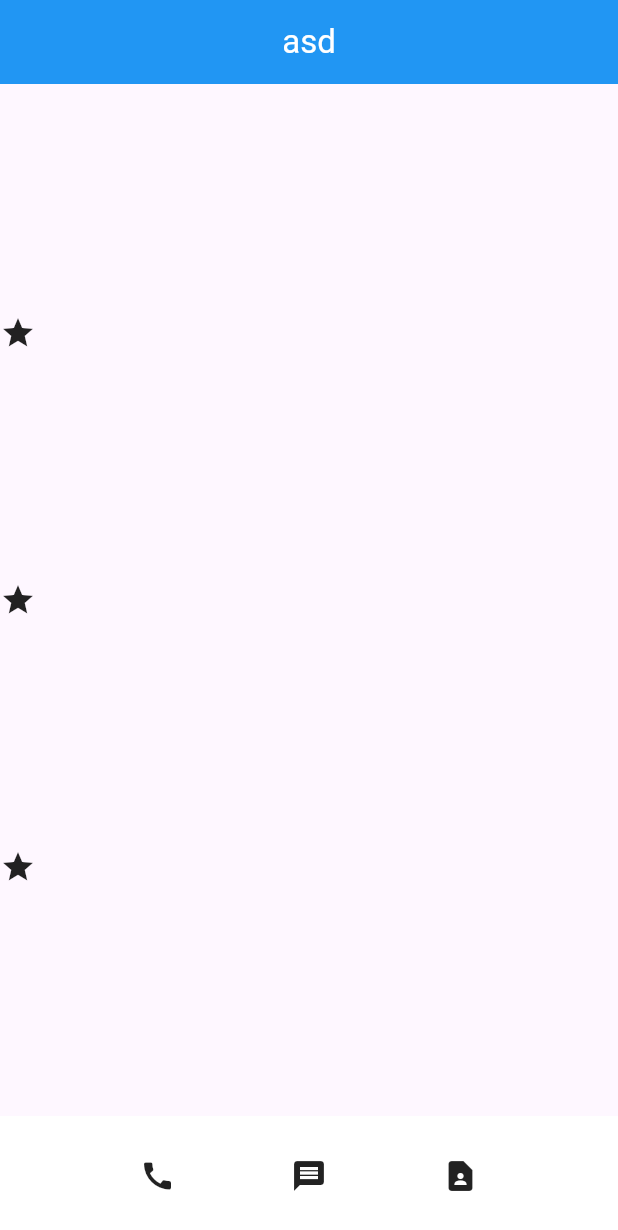
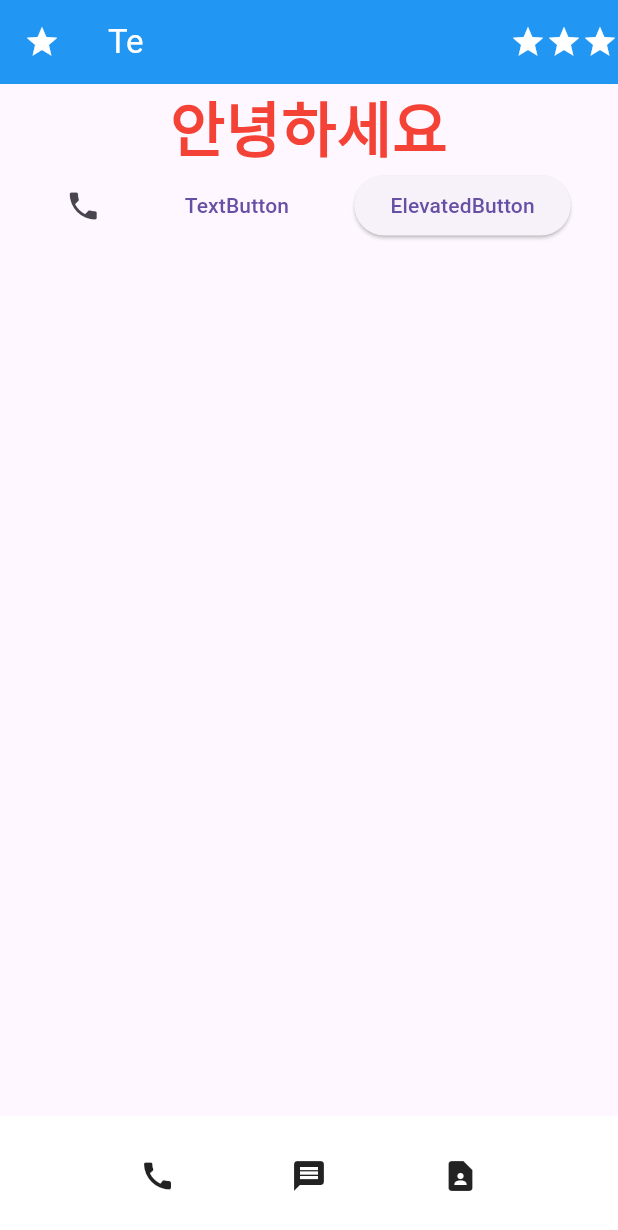
Before and after one commit to cf9874/flutter_contact_app, a Flutter app: the screen it shows after launch, on a phone screen of 412 x 824 dp. Shown: the top 1230 px of the screen. Run offline on Flutter 3.47's test engine with Material 3 defaults, Android fonts, the phone set to English and light mode, and no system bars.

Commit message:
simple layout

```diff
--- a/lib/main.dart
+++ b/lib/main.dart
@@ -12,28 +12,53 @@ class MyApp extends StatelessWidget {
     return MaterialApp(
       home:Scaffold(
         appBar: AppBar(
-          centerTitle: true,
-          title: Text('asd',
+          actions: [
+            Icon(Icons.star,color: Colors.white,),
+            Icon(Icons.star,color: Colors.white,),
+            Icon(Icons.star,color: Colors.white,),
+          ],
+          leading: Icon(Icons.star,color: Colors.white,),
+          // centerTitle: true,
+          title: Text('Te',
          style: TextStyle(
            color: Colors.white
          ),),
             backgroundColor: Colors.blue,
         ),
-        body: Column(
-          children: const
-          [Icon(Icons.star),
-            Icon(Icons.star),
-            Icon(Icons.star),
+        body:Center(
+          child: Column(
+
+            children: [
+              SizedBox(
+                child: Text('안녕하세요',style: TextStyle(
+                    color: Colors.red,
+                    fontSize: 40,
+                    fontWeight: FontWeight.w700
+                ),),
+              ),
+             Row(
+               children: [
+                 IconButton(onPressed: ()=>(), icon: Icon(Icons.phone)
+                 ),
+                 TextButton(child:Text('TextButton'),onPressed: ()=>(),
+                 ),
+                 ElevatedButton(child: Text('ElevatedButton'),onPressed: ()=>(), ),
                ],
                mainAxisAlignment: MainAxisAlignment.spaceEvenly,
-          // crossAxisAlignment: CrossAxisAlignment.end,
-        ), // 중앙부 구성
+             )
+
+            ],
+          ),
+        ),// 중앙부 구성
         bottomNavigationBar: BottomAppBar(
+          // height: 20,
+          child:SizedBox(
             child: Row(
               children: [Icon(Icons.call),
                 Icon(Icons.message),
                 Icon(Icons.contact_page),],
               mainAxisAlignment: MainAxisAlignment.spaceEvenly,
+            ),
 
           ),
           color: Colors.white,
```
Lines whose indentation alone changed are shown as unchanged.
